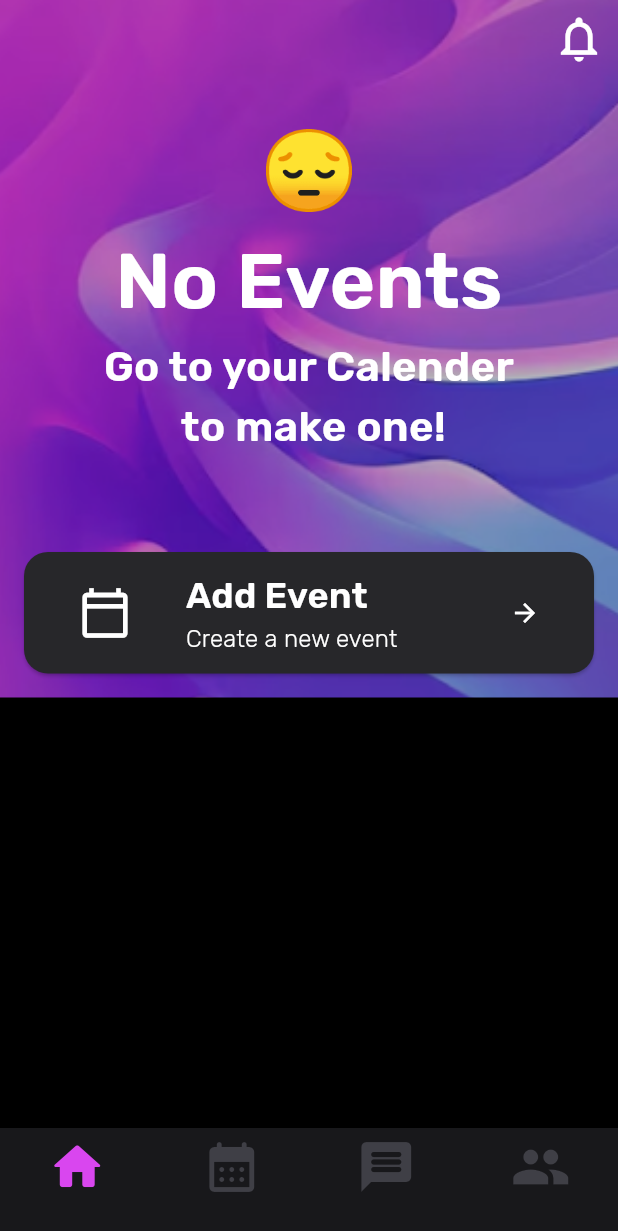
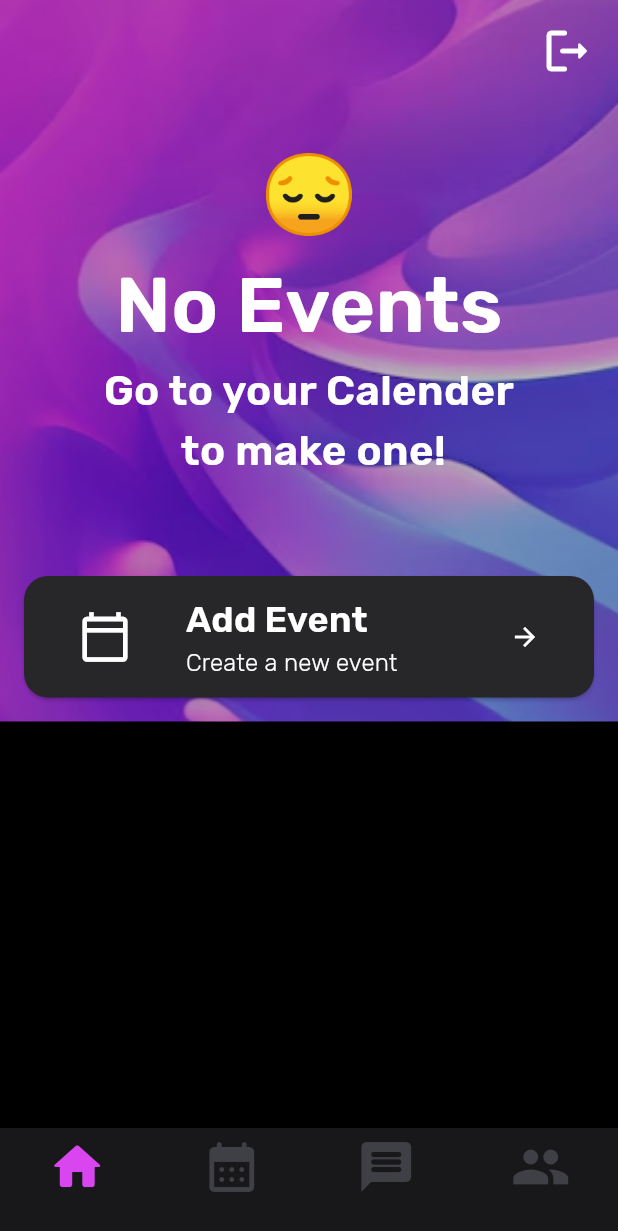
Before and after one commit to ian-shakespeare/caravanner, a Flutter app: the CTabBar screen opened directly, on a phone screen of 412 x 824 dp. Shown: the top 1231 px of the screen. Run offline on Flutter 3.47's test engine with Material 3 defaults, Android fonts, the phone set to English and light mode, and no system bars; drawn by our look-alikes of badges; our stand-ins replace google_fonts, google_sign_in, supabase, supabase_flutter, table_calendar; accounts and stored records are empty.

Commit message:
logout button

```diff
--- a/lib/home/home.dart
+++ b/lib/home/home.dart
@@ -103,17 +103,12 @@ class _HomeScreenState extends State<_HomeScreen> {
                 child: Row(
                   mainAxisAlignment: MainAxisAlignment.end,
                   children: [
-                    badges.Badge(
-                        showBadge: false, //(requests.isNotEmpty || invitations.isNotEmpty),
-                        onTap: () {},
-                        badgeStyle: const badges.BadgeStyle(badgeColor: CColors.bad),
-                        position: badges.BadgePosition.topEnd(top: 4, end: 6),
-                        child: const Icon(
-                            false //(requests.isNotEmpty || invitations.isNotEmpty)
-                                ? Icons.notifications
-                                : Icons.notifications_none,
-                            size: 36,
-                            color: Colors.white)),
+                    IconButton(onPressed: () {
+                      supabase.auth.signOut();
+                    },
+                    icon: const Icon(Icons.logout_rounded,
+                      size: 36,
+                      color: Colors.white))
                   ],
                 ),
               ),
```
